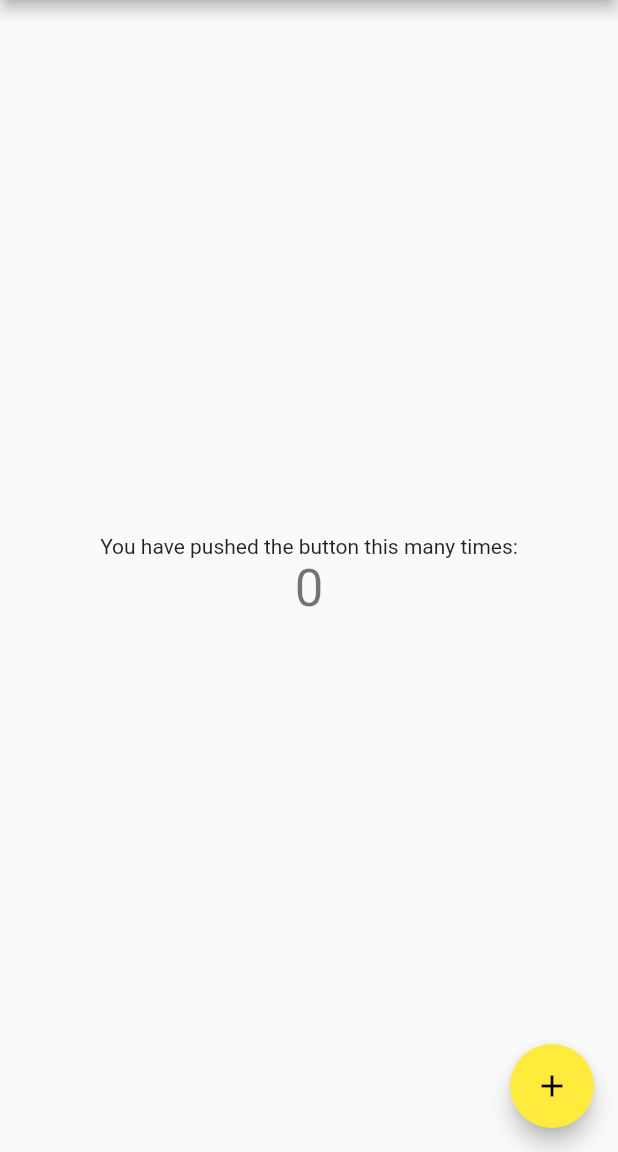
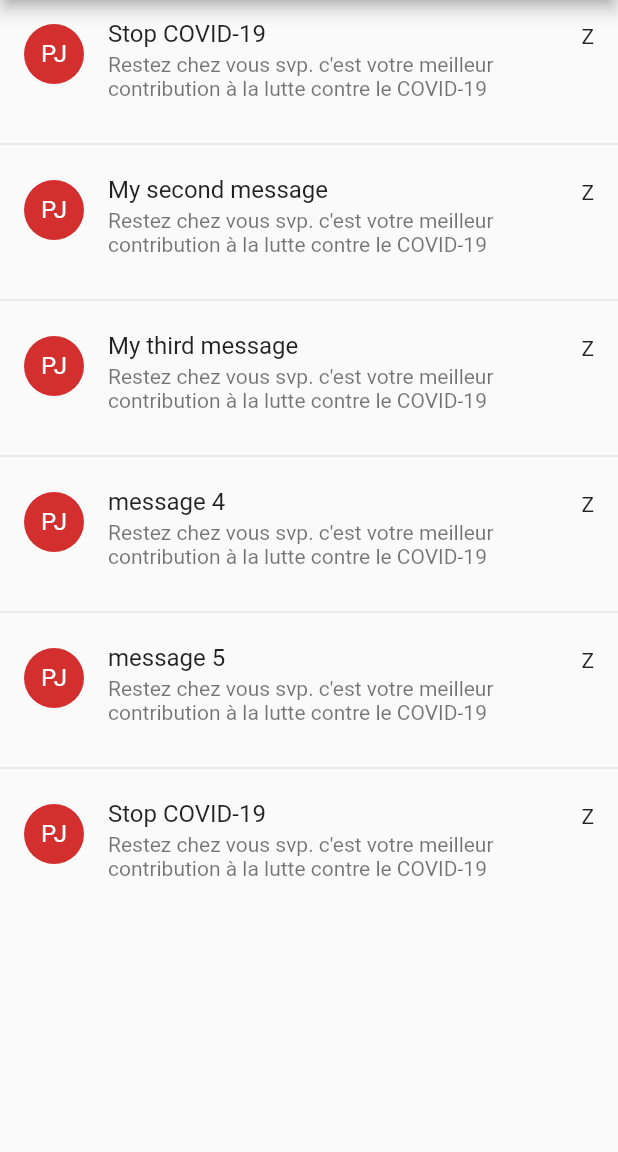
Before and after one commit to cheikhomar/volkeno, a Flutter app: the screen it shows after launch, on a phone screen of 412 x 824 dp, the part 84-1236 px from its top. Run offline on Flutter 3.47's test engine with Material 2 defaults, Android fonts, the phone set to English and light mode, and no system bars.

Commit message:
commit 2

```diff
--- /dev/null
+++ b/data/message.json
@@ -0,0 +1,26 @@
+[
+    {
+        "subject": "Stop COVID-19",
+        "body": "Restez chez vous svp. c'est votre meilleur contribution à la lutte contre le COVID-19"
+      },
+      {
+        "subject": "My second message",
+        "body": "Restez chez vous svp. c'est votre meilleur contribution à la lutte contre le COVID-19"
+      },
+      {
+        "subject": "My third message",
+        "body": "Restez chez vous svp. c'est votre meilleur contribution à la lutte contre le COVID-19"
+      },
+      {
+        "subject": "message 4",
+        "body": "Restez chez vous svp. c'est votre meilleur contribution à la lutte contre le COVID-19"
+      },
+      {
+        "subject": "message 5",
+        "body": "Restez chez vous svp. c'est votre meilleur contribution à la lutte contre le COVID-19"
+      },
+      {
+        "subject": "Stop COVID-19",
+        "body": "Restez chez vous svp. c'est votre meilleur contribution à la lutte contre le COVID-19"
+      }
+]
--- /dev/null
+++ b/lib/MessageLint.dart
@@ -0,0 +1,77 @@
+
+
+import 'dart:convert';
+
+import 'package:flutter/cupertino.dart';
+import 'package:flutter/material.dart';
+import 'package:flutter/services.dart';
+
+class MessageList extends StatefulWidget {
+  final String title;
+
+  const MessageList({Key key, this.title}) : super(key: key);
+
+
+  @override
+  State<StatefulWidget> createState() => _MessageListState();
+}
+
+class _MessageListState extends State<MessageList>{
+
+var messages = const [];
+
+Future loadMessageList() async{
+  //await parce que le chargement d'un fichier prend un peu de temps(entre la requete et la reception): latency
+  //await signifie que flutter va s'arreter et faire autre chose le temps que notre requete suis satisfaite.
+   var content = await rootBundle.loadString('data/message.json');
+  //Avec print la console affiche le contenu du fichier avec les {}, les ' et ,
+  //pour recuperer seulement les données on convertir le string en une structure json.
+  var collection = json.decode(content);
+
+  setState(() {
+    messages = collection;
+  });
+
+  // print(content); pour afficher le contenu du ficher sur la console
+}
+
+@override
+  void initState() {
+    loadMessageList();
+    super.initState();
+  }
+
+@override
+  Widget build(BuildContext context) {
+
+    return Scaffold(
+      appBar: AppBar(
+        //widget.title au lieu de this.title parce que title est dans la classe MessageList qui est un widget(stateful)
+        title: Text(widget.title),
+      ),
+      body: ListView.separated(
+        itemCount: messages.length,
+        separatorBuilder: (context, index) => Divider(),
+        itemBuilder: (BuildContext context, int index) {
+          var message = messages[index];
+          return ListTile(
+            title: Text(message['subject']),
+            trailing: Text('Z'),
+            isThreeLine: true,
+            leading: CircleAvatar(
+              child: Text('PJ'),
+            ),
+            subtitle: Text(
+              message['body'],
+              //maxLines permet de limité le nombre de lignes max pour l'affichage d'un text
+              maxLines: 2,
+              //Textoverflow.ellipsis permet de mettre des pointillé lorsque le nombre de ligne max est depassé
+              overflow: TextOverflow.ellipsis,
+            ),
+          );
+        },
+      ),
+    );
+  }
+
+}
--- a/lib/main.dart
+++ b/lib/main.dart
@@ -1,112 +1,19 @@
 import 'package:flutter/material.dart';
 
-void main() => runApp(MyApp());
+import 'MessageLint.dart';
 
-class MyApp extends StatelessWidget {
+
+
+void main() => runApp(EmailApp());
+
+class EmailApp extends StatelessWidget {
   // This widget is the root of your application.
   @override
   Widget build(BuildContext context) {
     return MaterialApp(
       title: 'Flutter Demo',
-      theme: ThemeData(
-        // This is the theme of your application.
-        //
-        // Try running your application with "flutter run". You'll see the
-        // application has a blue toolbar. Then, without quitting the app, try
-        // changing the primarySwatch below to Colors.green and then invoke
-        // "hot reload" (press "r" in the console where you ran "flutter run",
-        // or simply save your changes to "hot reload" in a Flutter IDE).
-        // Notice that the counter didn't reset back to zero; the application
-        // is not restarted.
-        primarySwatch: Colors.red,
-        accentColor: Colors.yellow,
-      ),
-      home: MyHomePage(title: 'Flutter Demo Home Page'),
+      theme: ThemeData(primarySwatch: Colors.red, accentColor: Colors.yellow,),
+      home: MessageList(title: 'Flutter Demo Home Page'),
     );
   }
 }
-
-class MyHomePage extends StatefulWidget {
-  MyHomePage({Key key, this.title}) : super(key: key);
-
-  // This widget is the home page of your application. It is stateful, meaning
-  // that it has a State object (defined below) that contains fields that affect
-  // how it looks.
-
-  // This class is the configuration for the state. It holds the values (in this
-  // case the title) provided by the parent (in this case the App widget) and
-  // used by the build method of the State. Fields in a Widget subclass are
-  // always marked "final".
-
-  final String title;
-
-  @override
-  _MyHomePageState createState() => _MyHomePageState();
-}
-
-class _MyHomePageState extends State<MyHomePage> {
-  int _counter = 0;
-
-  void _incrementCounter() {
-    setState(() {
-      // This call to setState tells the Flutter framework that something has
-      // changed in this State, which causes it to rerun the build method below
-      // so that the display can reflect the updated values. If we changed
-      // _counter without calling setState(), then the build method would not be
-      // called again, and so nothing would appear to happen.
-      _counter++;
-    });
-  }
-
-  @override
-  Widget build(BuildContext context) {
-    // This method is rerun every time setState is called, for instance as done
-    // by the _incrementCounter method above.
-    //
-    // The Flutter framework has been optimized to make rerunning build methods
-    // fast, so that you can just rebuild anything that needs updating rather
-    // than having to individually change instances of widgets.
-    return Scaffold(
-      appBar: AppBar(
-        // Here we take the value from the MyHomePage object that was created by
-        // the App.build method, and use it to set our appbar title.
-        title: Text(widget.title),
-      ),
-      body: Center(
-        // Center is a layout widget. It takes a single child and positions it
-        // in the middle of the parent.
-        child: Column(
-          // Column is also a layout widget. It takes a list of children and
-          // arranges them vertically. By default, it sizes itself to fit its
-          // children horizontally, and tries to be as tall as its parent.
-          //
-          // Invoke "debug painting" (press "p" in the console, choose the
-          // "Toggle Debug Paint" action from the Flutter Inspector in Android
-          // Studio, or the "Toggle Debug Paint" command in Visual Studio Code)
-          // to see the wireframe for each widget.
-          //
-          // Column has various properties to control how it sizes itself and
-          // how it positions its children. Here we use mainAxisAlignment to
-          // center the children vertically; the main axis here is the vertical
-          // axis because Columns are vertical (the cross axis would be
-          // horizontal).
-          mainAxisAlignment: MainAxisAlignment.center,
-          children: <Widget>[
-            Text(
-              'You have pushed the button this many times:',
-            ),
-            Text(
-              '$_counter',
-              style: Theme.of(context).textTheme.display1,
-            ),
-          ],
-        ),
-      ),
-      floatingActionButton: FloatingActionButton(
-        onPressed: _incrementCounter,
-        tooltip: 'Increment',
-        child: Icon(Icons.add),
-      ), // This trailing comma makes auto-formatting nicer for build methods.
-    );
-  }
-}
--- a/pubspec.yaml
+++ b/pubspec.yaml
@@ -41,9 +41,10 @@ flutter:
   uses-material-design: true
 
   # To add assets to your application, add an assets section, like this:
-  # assets:
+  assets:
   #  - images/a_dot_burr.jpeg
   #  - images/a_dot_ham.jpeg
+    - data/message.json
 
   # An image asset can refer to one or more resolution-specific "variants", see
   # https://flutter.dev/assets-and-images/#resolution-aware.
```
